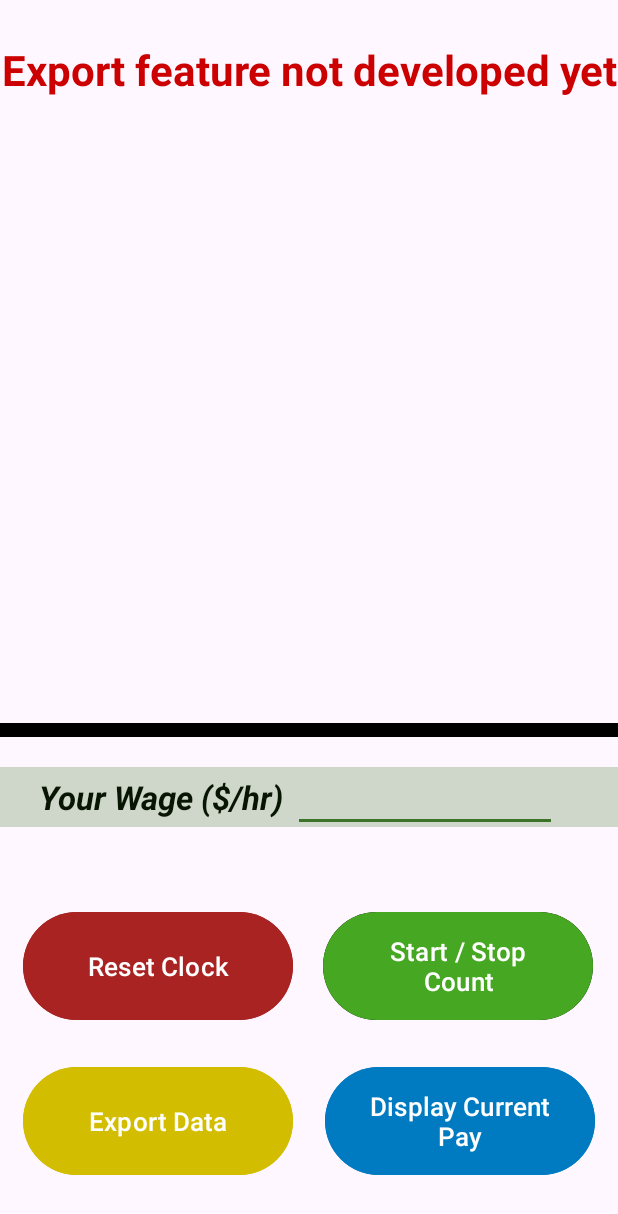
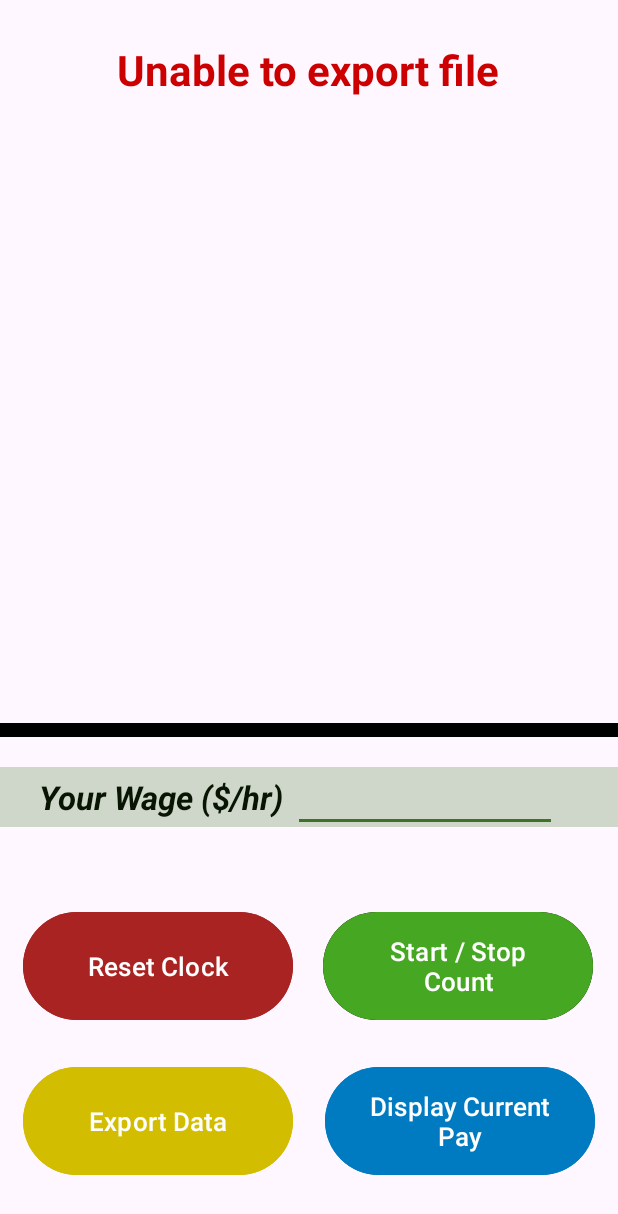
Before and after one commit to Adri6336/payvis-android, an Android app: the screen it shows after launch (MainActivity), after a tap on "Export Data", on a phone screen of 412 x 824 dp. Shown: the top 1214 px of the screen. Run offline under Robolectric (Android 15) with nearby library versions, the phone set to English and light mode, and no system bars; network calls fail; 2 other taps on this screen came first.

Commit message:
Added first bit of code for export

```diff
--- a/app/src/main/java/com/example/payvis/MainActivity.kt
+++ b/app/src/main/java/com/example/payvis/MainActivity.kt
@@ -10,10 +10,12 @@ import android.widget.Button
 import android.widget.EditText
 import android.widget.TextView
 import androidx.core.content.ContextCompat
+import androidx.core.content.FileProvider
 import java.io.File
 import java.time.LocalDateTime
 import java.time.format.DateTimeFormatter
 import com.google.gson.Gson
+import java.net.URI
 
 data class Time(val initialTime: LocalDateTime){
     val formatter = DateTimeFormatter.ofPattern("yyyy-MM-dd HH:mm:ss")
@@ -593,7 +595,35 @@ class MainActivity : AppCompatActivity() {
         // ================Export Button==============================
         // ===========================================================
         exportDataButton.setOnClickListener {
-            notifyView.text = "Export feature not developed yet"
+            var uri: Uri
+            val intent = Intent(Intent.ACTION_SEND)
+
+
+            try{
+
+                // 1. Get uri
+                if (File(applicationContext.filesDir, "workDB.json").exists()){
+                    uri = FileProvider.getUriForFile(
+                        this@MainActivity,
+                        "com.example.payvis",
+                        File(applicationContext.filesDir, "workDB.json")
+                    )
+
+                    // 2. Share
+                    intent.addFlags(Intent.FLAG_GRANT_READ_URI_PERMISSION)
+                    intent.setType("*/*")
+                    intent.putExtra(Intent.EXTRA_STREAM, uri)
+                    intent.setFlags(Intent.FLAG_ACTIVITY_NEW_TASK)
+                    startActivity(intent)
+
+                }
+
+            } catch (t: Throwable){
+                notifyView.text = "Unable to export file"
+                println("[X] Failed to export file: $t")
+            }
+
+
         }
 
 
```
